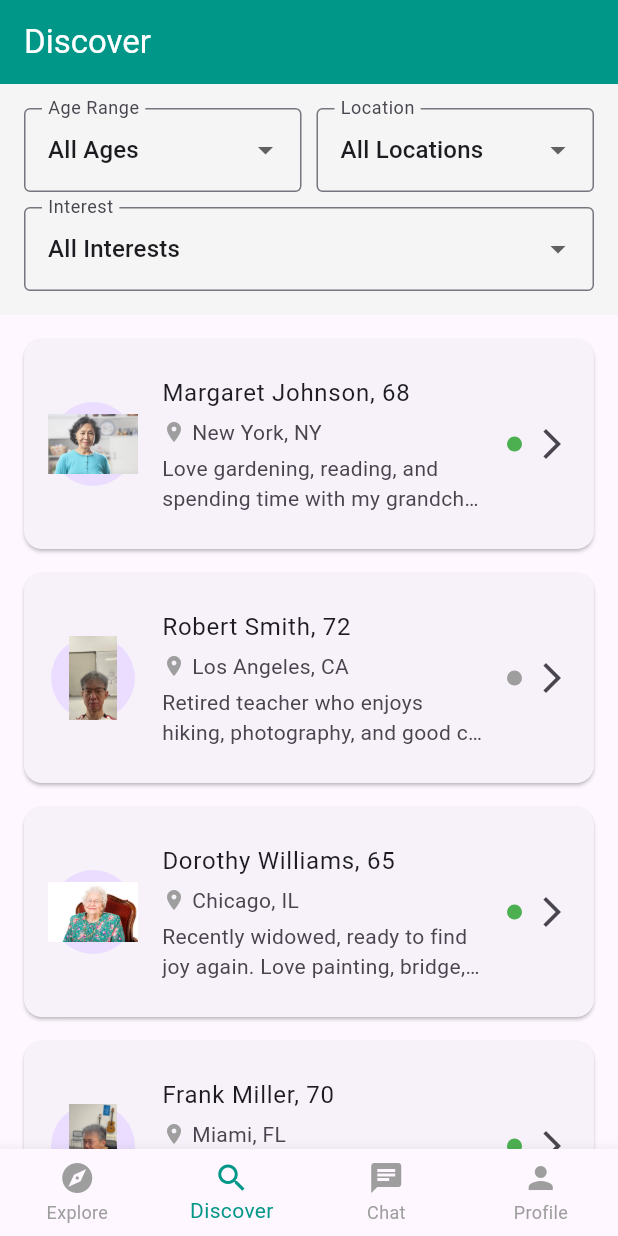
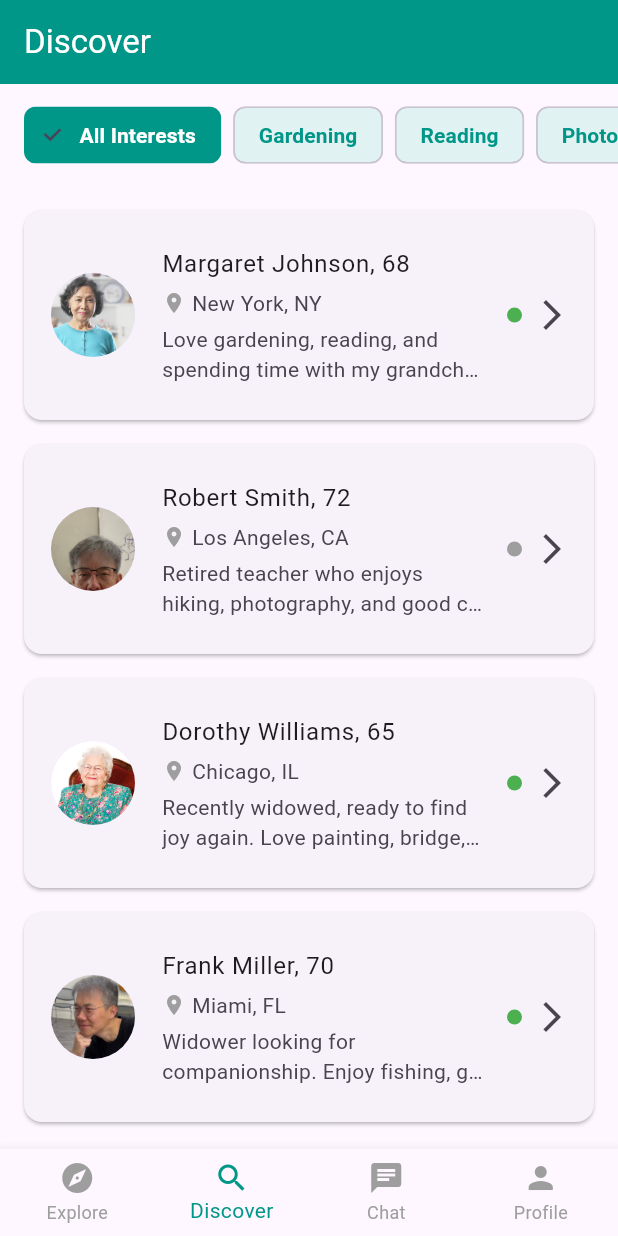
Before and after one commit to owen-ho/elderizz, a Flutter app: the screen it shows once a user with an empty profile is signed in, item 2 of the bottom bar chosen, on a phone screen of 412 x 824 dp. Run offline on Flutter 3.47's test engine with Material 3 defaults, Android fonts, the phone set to English and light mode, and no system bars; our stand-ins replace supabase_flutter; accounts and stored records are empty.

```diff
--- a/lib/main.dart
+++ b/lib/main.dart
@@ -757,81 +757,40 @@ class _DiscoverPageState extends State<DiscoverPage> {
           ? const Center(child: CircularProgressIndicator())
           : Column(
               children: [
-                Container(
-                  padding: const EdgeInsets.all(16),
-                  color: Colors.grey.shade100,
-                  child: Column(
-                    children: [
-                      Row(
-                        children: [
-                          Expanded(
-                            child: DropdownButtonFormField<String>(
-                              decoration: const InputDecoration(
-                                labelText: 'Age Range',
-                                border: OutlineInputBorder(),
-                              ),
-                              value: selectedAgeRange,
-                              items: ageRanges.map((String age) {
-                                return DropdownMenuItem<String>(
-                                  value: age,
-                                  child: Text(age),
-                                );
-                              }).toList(),
-                              onChanged: (String? newValue) {
-                                setState(() {
-                                  selectedAgeRange = newValue!;
-                                  _applyFilters();
-                                });
-                              },
-                            ),
+                // Filters by interest in the form of pill buttons which can be active/inactive, updating the listview accordingly
+                // Interest filter pills
+                SingleChildScrollView(
+                  scrollDirection: Axis.horizontal,
+                  padding: const EdgeInsets.symmetric(
+                    horizontal: 16,
+                    vertical: 10,
+                  ),
+                  child: Row(
+                    children: interests.map((interest) {
+                      final isSelected = selectedInterest == interest;
+                      return Padding(
+                        padding: const EdgeInsets.only(right: 8),
+                        child: ChoiceChip(
+                          label: Text(interest),
+                          selected: isSelected,
+                          selectedColor: Colors.teal,
+                          backgroundColor: Colors.teal.shade50,
+                          labelStyle: TextStyle(
+                            color: isSelected ? Colors.white : Colors.teal,
+                            fontWeight: FontWeight.bold,
                           ),
-                          const SizedBox(width: 10),
-                          Expanded(
-                            child: DropdownButtonFormField<String>(
-                              decoration: const InputDecoration(
-                                labelText: 'Location',
-                                border: OutlineInputBorder(),
-                              ),
-                              value: selectedLocation,
-                              items: locations.map((String location) {
-                                return DropdownMenuItem<String>(
-                                  value: location,
-                                  child: Text(location),
-                                );
-                              }).toList(),
-                              onChanged: (String? newValue) {
-                                setState(() {
-                                  selectedLocation = newValue!;
-                                  _applyFilters();
-                                });
-                              },
-                            ),
-                          ),
-                        ],
-                      ),
-                      const SizedBox(height: 10),
-                      DropdownButtonFormField<String>(
-                        decoration: const InputDecoration(
-                          labelText: 'Interest',
-                          border: OutlineInputBorder(),
+                          onSelected: (selected) {
+                            setState(() {
+                              selectedInterest = interest;
+                            });
+                            _applyFilters();
+                          },
                         ),
-                        value: selectedInterest,
-                        items: interests.map((String interest) {
-                          return DropdownMenuItem<String>(
-                            value: interest,
-                            child: Text(interest),
-                          );
-                        }).toList(),
-                        onChanged: (String? newValue) {
-                          setState(() {
-                            selectedInterest = newValue!;
-                            _applyFilters();
-                          });
-                        },
-                      ),
-                    ],
+                      );
+                    }).toList(),
                   ),
                 ),
+
                 Expanded(
                   child: ListView.builder(
                     padding: const EdgeInsets.all(16),
@@ -844,7 +803,7 @@ class _DiscoverPageState extends State<DiscoverPage> {
                           contentPadding: const EdgeInsets.all(16),
                           leading: CircleAvatar(
                             radius: 30,
-                            child: Image.asset(user.profileImage),
+                            foregroundImage: AssetImage(user.profileImage),
                           ),
                           title: Text('${user.name}, ${user.age}'),
                           subtitle: Column(
```
